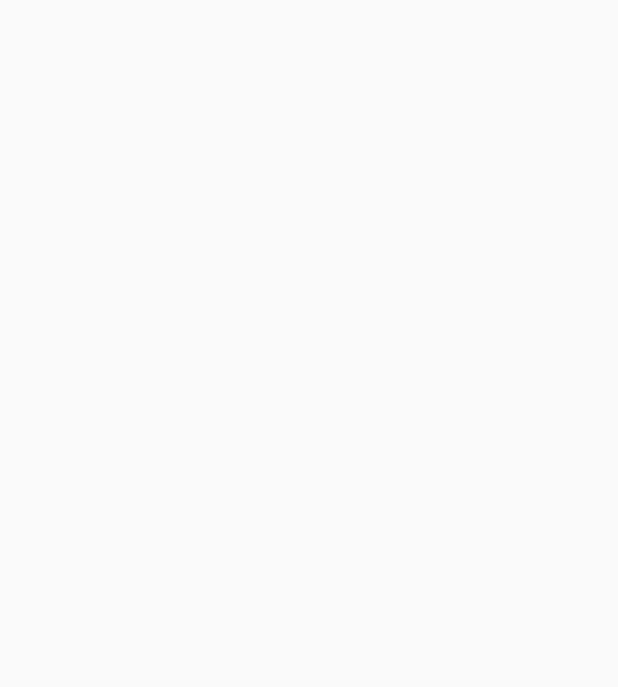
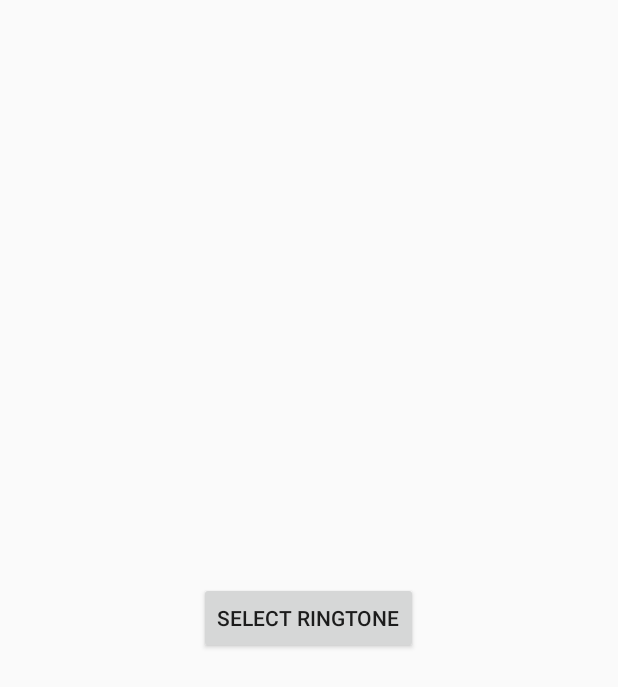
Before and after one commit to RoosterClock/Rooster, an Android app built with Jetpack Compose: the RingtoneActivity screen opened directly, with no data from a screen before it, on a phone screen of 412 x 824 dp. Before the commit the part shown is empty. Shown: the top 687 px of the screen. Run offline under Robolectric (Android 15) with nearby library versions, the phone set to English and light mode, and no system bars.

Commit message:
Add ringtone manager

```diff
--- a/app/src/main/AndroidManifest.xml
+++ b/app/src/main/AndroidManifest.xml
@@ -16,7 +16,8 @@
     <uses-permission android:name="android.permission.WAKE_LOCK" />
     <uses-permission android:name="android.permission.RECEIVE_BOOT_COMPLETED" />
     <uses-permission android:name="android.permission.DISABLE_KEYGUARD" />
-    <uses-permission android:name="android.permission.WRITE_EXTERNAL_STORAGE" />
+    <uses-permission android:name="android.permission.WRITE_SETTINGS"
+        tools:ignore="ProtectedPermissions" />
     <uses-permission android:name="android.permission.READ_EXTERNAL_STORAGE" />
     <uses-permission android:name="android.permission.READ_MEDIA_AUDIO" />
 
--- a/app/src/main/java/com/rooster/rooster/RingtoneActivity.kt
+++ b/app/src/main/java/com/rooster/rooster/RingtoneActivity.kt
@@ -1,61 +1,69 @@
 package com.rooster.rooster
-
+import android.app.Activity
 import android.content.Intent
+import android.media.RingtoneManager
 import android.net.Uri
 import android.os.Bundle
-import androidx.activity.result.contract.ActivityResultContracts
+import android.provider.Settings
+import android.util.Log
+import android.widget.Button
 import androidx.appcompat.app.AppCompatActivity
-import android.util.Log
-import android.widget.Toast
+import com.rooster.rooster.R
 
 class RingtoneActivity : AppCompatActivity() {
-    private var alarmId: Long = 0
 
-    // Register a callback for the result from opening a document
-    private val openDocumentRequest = registerForActivityResult(ActivityResultContracts.StartActivityForResult()) { result ->
-        if (result.resultCode == AppCompatActivity.RESULT_OK) {
-            val uri: Uri? = result.data?.data
-            uri?.let {
-                // Grant temporary read permission to the content URI
-                contentResolver.takePersistableUriPermission(uri, Intent.FLAG_GRANT_READ_URI_PERMISSION)
-
-                // Use the Uri to access the selected file here.
-                updateAlarmRingtone(alarmId, it.toString())
-                Toast.makeText(this, "Ringtone file selected!", Toast.LENGTH_SHORT).show()
-            }
-        }
-    }
+    private val RINGTONE_PICKER_REQUEST_CODE = 1
 
     override fun onCreate(savedInstanceState: Bundle?) {
         super.onCreate(savedInstanceState)
         setContentView(R.layout.activity_ringtone)
 
-        intent.extras?.let {
-            alarmId = it.getLong("alarm_id")
-            Log.i("RingtoneActivity", "Alarm ID: $alarmId")
+        val btnSelectRingtone: Button = findViewById(R.id.btnSelectRingtone)
+        btnSelectRingtone.setOnClickListener {
+            checkAndRequestPermission()
+            showRingtonePicker()
         }
-
-        // Trigger the document selection
-        selectRingtoneFile()
     }
 
-    private fun selectRingtoneFile() {
-        val intent = Intent(Intent.ACTION_OPEN_DOCUMENT).apply {
-            addCategory(Intent.CATEGORY_OPENABLE)
-            type = "audio/*" // Filter to show only audio files. Adjust if needed.
+    private fun showRingtonePicker() {
+        val intent = Intent(RingtoneManager.ACTION_RINGTONE_PICKER).apply {
+            putExtra(RingtoneManager.EXTRA_RINGTONE_TYPE, RingtoneManager.TYPE_RINGTONE)
+            putExtra(RingtoneManager.EXTRA_RINGTONE_TITLE, "Select Ringtone")
         }
-        openDocumentRequest.launch(intent)
+        startActivityForResult(intent, RINGTONE_PICKER_REQUEST_CODE)
+    }
+
+    override fun onActivityResult(requestCode: Int, resultCode: Int, data: Intent?) {
+        super.onActivityResult(requestCode, resultCode, data)
+
+        if (requestCode == RINGTONE_PICKER_REQUEST_CODE && resultCode == Activity.RESULT_OK) {
+            val uri: Uri? = data?.getParcelableExtra(RingtoneManager.EXTRA_RINGTONE_PICKED_URI)
+            if (uri != null) {
+                Log.e("Ringtone", "Ringtone URI: $uri")
+                updateAlarmRingtone(intent.getLongExtra("alarm_id", -1), uri.toString())
+            }
+        }
+    }
+
+    private fun checkAndRequestPermission() {
+        if (!Settings.System.canWrite(this)) {
+            val intent = Intent(Settings.ACTION_MANAGE_WRITE_SETTINGS).apply {
+                data = Uri.parse("package:$packageName")
+            }
+            startActivity(intent)
+        } else {
+            // Permission has already been granted, proceed with your logic
+        }
     }
 
     private fun updateAlarmRingtone(alarmId: Long, ringtoneUri: String) {
-        // Update your method to handle the ringtone file URI
         val alarmDbHelper = AlarmDbHelper(this)
         val alarm = alarmDbHelper.getAlarm(alarmId)
-        Log.w("Update", "Ringtone file URI update Intent for alarm $alarmId")
+        Log.w("Update", "Ringtone update Intent for alarm $alarmId")
         alarm?.let {
             it.ringtoneUri = ringtoneUri
             alarmDbHelper.updateAlarm(it)
-            Log.i("Update", "Ringtone file URI updated for alarm $alarmId")
+            Log.i("Update", "Ringtone updated for alarm $alarmId")
         }
         finish()
     }
--- a/app/src/main/res/layout/activity_ringtone.xml
+++ b/app/src/main/res/layout/activity_ringtone.xml
@@ -1,9 +1,15 @@
 <?xml version="1.0" encoding="utf-8"?>
-<RelativeLayout
-    xmlns:android="http://schemas.android.com/apk/res/android"
-    xmlns:tools="http://schemas.android.com/tools"
+<LinearLayout xmlns:android="http://schemas.android.com/apk/res/android"
     android:layout_width="match_parent"
     android:layout_height="match_parent"
-    tools:context=".RingtoneActivity">
+    android:orientation="vertical"
+    android:gravity="center"
+    android:padding="16dp">
 
-</RelativeLayout>
+    <Button
+        android:id="@+id/btnSelectRingtone"
+        android:layout_width="wrap_content"
+        android:layout_height="wrap_content"
+        android:text="Select Ringtone" />
+
+</LinearLayout>
```
